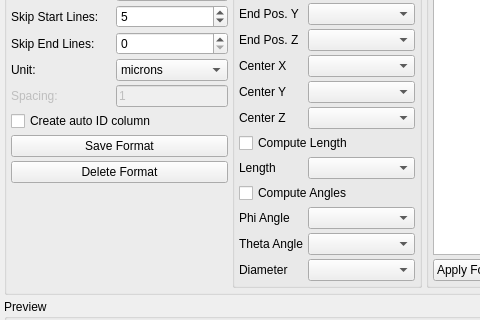
The window that modules/FeatureScout/CsvInput.ui (3dct/open_iA) describes before a commit, drawn with Qt 5; both pictures show x 0 to 480 and y 236 to 556 of the 583 by 693 pixel window.
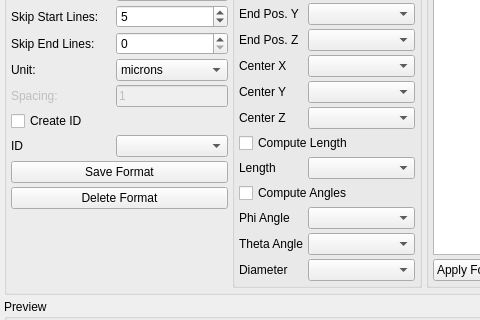
The same window after the commit.

Commit message: FeatureScout: csv reading - column selection / auto id creation minor GUI fixes

The edit to the form file:
```diff
--- a/modules/FeatureScout/CsvInput.ui
+++ b/modules/FeatureScout/CsvInput.ui
@@ -295,14 +295,7 @@
           </property>
          </widget>
         </item>
-        <item row="10" column="0" colspan="2">
-         <widget class="QCheckBox" name="cb_addAutoID">
-          <property name="text">
-           <string>Create auto ID column</string>
-          </property>
-         </widget>
-        </item>
-        <item row="11" column="0" colspan="2">
+        <item row="12" column="0" colspan="2">
          <widget class="QPushButton" name="btn_SaveFormat">
           <property name="enabled">
            <bool>true</bool>
@@ -322,13 +315,30 @@
         <item row="1" column="1">
          <widget class="QLineEdit" name="ed_FormatName"/>
         </item>
-        <item row="12" column="0" colspan="2">
+        <item row="13" column="0" colspan="2">
          <widget class="QPushButton" name="btn_DeleteFormat">
           <property name="text">
            <string>Delete Format</string>
           </property>
          </widget>
         </item>
+        <item row="10" column="0" colspan="2">
+         <widget class="QCheckBox" name="cb_addAutoID">
+          <property name="text">
+           <string>Create ID</string>
+          </property>
+         </widget>
+        </item>
+        <item row="11" column="0">
+         <widget class="QLabel" name="lbl_col_ID">
+          <property name="text">
+           <string>ID</string>
+          </property>
+         </widget>
+        </item>
+        <item row="11" column="1">
+         <widget class="QComboBox" name="cmbbox_col_ID"/>
+        </item>
        </layout>
       </item>
       <item>
```
Left out of the diff: 6 changed lines with no effect on the pictures. The commit also changes 2 other files.
